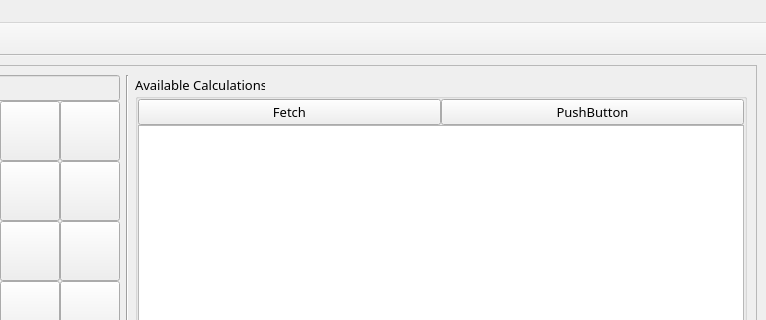
Old version of the form Views/uiMainWindow.ui in the repository samuelvp360/SVP360CalculationController; both pictures show x 534 to 1300 and y 0 to 320 of the 1300 by 641 pixel window.
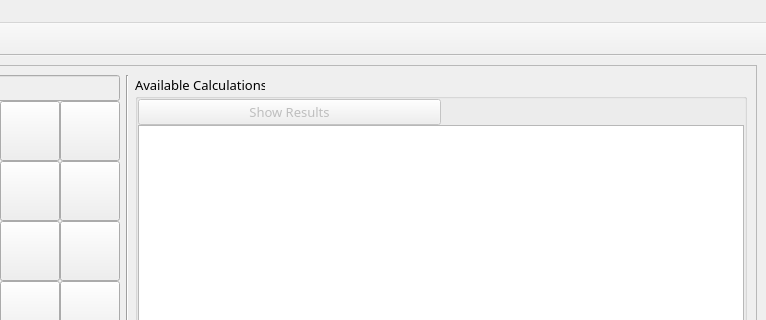
New version of the form.

Patch:
```diff
--- a/Views/uiMainWindow.ui
+++ b/Views/uiMainWindow.ui
@@ -593,20 +593,6 @@
            <property name="spacing">
             <number>0</number>
            </property>
-           <item row="0" column="0">
-            <widget class="QPushButton" name="pushButton">
-             <property name="text">
-              <string>Fetch</string>
-             </property>
-            </widget>
-           </item>
-           <item row="0" column="1">
-            <widget class="QPushButton" name="pushButton_12">
-             <property name="text">
-              <string>PushButton</string>
-             </property>
-            </widget>
-           </item>
            <item row="1" column="0" colspan="2">
             <widget class="QTableView" name="uiAvailableCalcsTableView">
              <property name="font">
@@ -623,6 +609,16 @@
              </property>
             </widget>
            </item>
+           <item row="0" column="0">
+            <widget class="QPushButton" name="uiShowResultsButton">
+             <property name="enabled">
+              <bool>false</bool>
+             </property>
+             <property name="text">
+              <string>Show Results</string>
+             </property>
+            </widget>
+           </item>
           </layout>
          </widget>
         </item>
```
Left out of the diff: 3 changed lines with no effect on the pictures.
